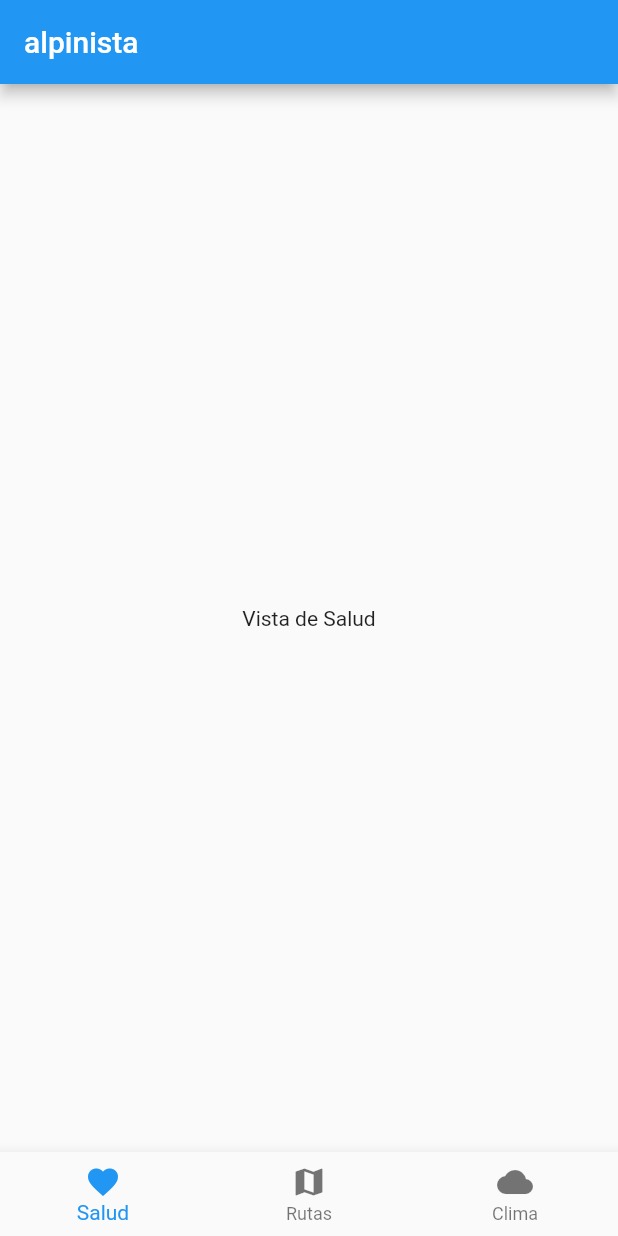
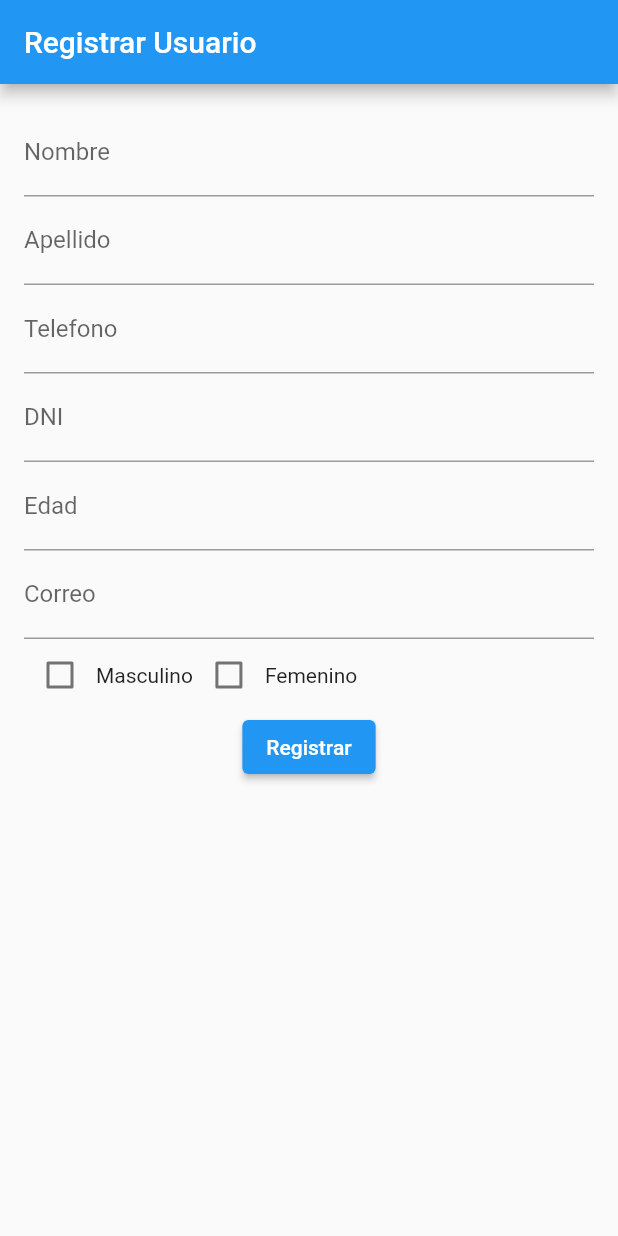
Before and after one commit to upc-pre-202302-SI572-SW71-softtech/mobile_app_flutter, a Flutter app: the screen it shows after launch, on a phone screen of 412 x 824 dp. Run offline on Flutter 3.47's test engine with Material 2 defaults, Android fonts, the phone set to English and light mode, and no system bars.

Commit message:
feature: create register_user

```diff
--- /dev/null
+++ b/alpinista/lib/magament_account/register_user.dart
@@ -0,0 +1,149 @@
+import 'package:flutter/material.dart';
+
+import '../main.dart';
+import '../models/Persona.dart';
+
+class RegistrarUsuario extends StatefulWidget {
+  @override
+  _RegistrarUsuarioState createState() => _RegistrarUsuarioState();
+}
+
+class _RegistrarUsuarioState extends State<RegistrarUsuario> {
+  final _formKey = GlobalKey<FormState>();
+  final _nombreController = TextEditingController();
+  final _apellidoController = TextEditingController();
+  final _telefonoController = TextEditingController();
+  final _dniController = TextEditingController();
+  final _edadController = TextEditingController();
+  final _correoController = TextEditingController();
+  bool _isMasculino = false;
+  bool _isFemenino = false;
+
+  void _registrar() {
+    if (_formKey.currentState!.validate()) {
+      final persona = Persona(
+        nombre: _nombreController.text,
+        apellido: _apellidoController.text,
+        telefono: _telefonoController.text,
+        dni: _dniController.text,
+        edad: int.parse(_edadController.text),
+        correo: _correoController.text,
+        genero: _isMasculino ? 'Masculino' : 'Femenino',
+      );
+      print(persona);
+
+      // Navegar a la ventana principal
+      Navigator.of(context).pushReplacement(MaterialPageRoute(
+        builder: (context) => MyHomePage(),
+      ));
+    }
+  }
+
+
+  @override
+  Widget build(BuildContext context) {
+    return Scaffold(
+      appBar: AppBar(
+        title: Text('Registrar Usuario'),
+      ),
+      body: Form(
+        key: _formKey,
+        child: Padding(
+          padding: const EdgeInsets.all(16.0),
+          child: Column(
+            children: [
+              TextFormField(
+                controller: _nombreController,
+                decoration: InputDecoration(labelText: 'Nombre'),
+                validator: (value) {
+                  if (value!.isEmpty) {
+                    return 'Este campo es obligatorio';
+                  }
+                  return null;
+                },
+              ),
+              TextFormField(
+                controller: _apellidoController,
+                decoration: InputDecoration(labelText: 'Apellido'),
+                validator: (value) {
+                  if (value!.isEmpty) {
+                    return 'Este campo es obligatorio';
+                  }
+                  return null;
+                },
+              ),
+              TextFormField(
+                controller: _telefonoController,
+                decoration: InputDecoration(labelText: 'Telefono'),
+                validator: (value) {
+                  if (value!.isEmpty) {
+                    return 'Este campo es obligatorio';
+                  }
+                  return null;
+                },
+              ),
+              TextFormField(
+                controller: _dniController,
+                decoration: InputDecoration(labelText: 'DNI'),
+                validator: (value) {
+                  if (value!.isEmpty) {
+                    return 'Este campo es obligatorio';
+                  }
+                  return null;
+                },
+              ),
+              TextFormField(
+                controller: _edadController,
+                decoration: InputDecoration(labelText: 'Edad'),
+                validator: (value) {
+                  if (value!.isEmpty) {
+                    return 'Este campo es obligatorio';
+                  }
+                  return null;
+                },
+              ),
+              TextFormField(
+                controller: _correoController,
+                decoration: InputDecoration(labelText: 'Correo'),
+                validator: (value) {
+                  if (value!.isEmpty) {
+                    return 'Este campo es obligatorio';
+                  }
+                  return null;
+                },
+              ),
+              Row(
+                children: [
+                  Checkbox(
+                    value: _isMasculino,
+                    onChanged: (value) {
+                      setState(() {
+                        _isMasculino = value!;
+                        _isFemenino = !value;
+                      });
+                    },
+                  ),
+                  Text('Masculino'),
+                  Checkbox(
+                    value: _isFemenino,
+                    onChanged: (value) {
+                      setState(() {
+                        _isFemenino = value!;
+                        _isMasculino = !value;
+                      });
+                    },
+                  ),
+                  Text('Femenino'),
+                ],
+              ),
+              ElevatedButton(
+                onPressed: _registrar,
+                child: Text('Registrar'),
+              ),
+            ],
+          ),
+        ),
+      ),
+    );
+  }
+}
--- a/alpinista/lib/main.dart
+++ b/alpinista/lib/main.dart
@@ -1,4 +1,6 @@
 import 'package:flutter/material.dart';
+
+import 'magament_account/register_user.dart';
 
 void main() => runApp(MyApp());
 
@@ -6,10 +8,11 @@ class MyApp extends StatelessWidget {
   @override
   Widget build(BuildContext context) {
     return MaterialApp(
-      home: MyHomePage(),
+      home: RegistrarUsuario(),
     );
   }
 }
+
 
 class MyHomePage extends StatefulWidget {
   @override
--- /dev/null
+++ b/alpinista/lib/models/Persona.dart
@@ -0,0 +1,24 @@
+class Persona {
+  String nombre;
+  String apellido;
+  String telefono;
+  String dni;
+  int edad;
+  String correo;
+  String genero;
+
+  Persona({
+    required this.nombre,
+    required this.apellido,
+    required this.telefono,
+    required this.dni,
+    required this.edad,
+    required this.correo,
+    required this.genero,
+  });
+
+  @override
+  String toString() {
+    return 'Nombre: $nombre\nApellido: $apellido\nTelefono: $telefono\nDNI: $dni\nEdad: $edad\nCorreo: $correo\nGenero: $genero';
+  }
+}
```
Also changed, not shown: alpinista/pubspec.lock, 2 other files.
